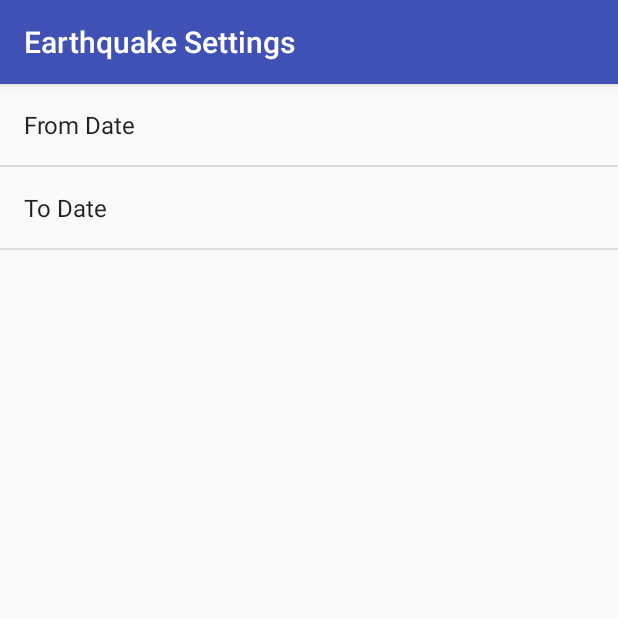
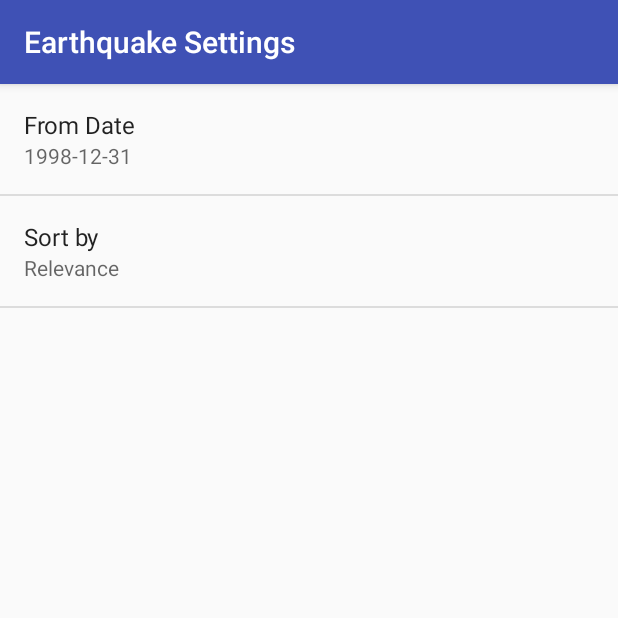
Before and after one commit to davej33/NewsApp, an Android app: the ArticleList screen opened directly, with no data from a screen before it, after a tap on "Earthquake Settings", on a phone screen of 412 x 824 dp, the top half of it. Run offline under Robolectric (Android 15) with nearby library versions, the phone set to English and light mode, and no system bars.

Commit message:
search functional with from date and sort

```diff
--- a/app/src/main/java/com/example/android/newsapp/ArticleList.java
+++ b/app/src/main/java/com/example/android/newsapp/ArticleList.java
@@ -85,21 +85,21 @@ public class ArticleList extends AppCompatActivity implements LoaderManager.Load
 
     @Override
     public Loader<List<Article>> onCreateLoader(int id, Bundle args) {
+
         SharedPreferences sharedPrefs = PreferenceManager.getDefaultSharedPreferences(this);
         String fromDate = sharedPrefs.getString(
                 getString(R.string.settings_from_date_key),
-                getString(R.string.settings_from_date_default)
-        );
-        String toDate = sharedPrefs.getString(
-                getString(R.string.settings_to_date_key),
-                getString(R.string.settings_to_date_default)
-        );
+                getString(R.string.settings_from_date_default));
+
+        String sort = sharedPrefs.getString(
+                getString(R.string.settings_sort_key),
+                getString(R.string.settings_sort_default));
+
         Uri baseURI = Uri.parse(mURL);
         Uri.Builder uriBuilder = baseURI.buildUpon();
 
-
         uriBuilder.appendQueryParameter("from-date", fromDate);
-        uriBuilder.appendQueryParameter("to-date", toDate);
+        uriBuilder.appendQueryParameter("order-by", sort);
         uriBuilder.appendQueryParameter("api-key", apiKey);
 
         Log.e(LOG_TAG, "UUUUUURRRRRRIIIIII ---- BASE : " + uriBuilder.toString());
--- a/app/src/main/java/com/example/android/newsapp/SettingsActivity.java
+++ b/app/src/main/java/com/example/android/newsapp/SettingsActivity.java
@@ -1,8 +1,12 @@
 package com.example.android.newsapp;
 
+import android.content.SharedPreferences;
+import android.os.Bundle;
+import android.preference.ListPreference;
+import android.preference.Preference;
 import android.preference.PreferenceFragment;
+import android.preference.PreferenceManager;
 import android.support.v7.app.AppCompatActivity;
-import android.os.Bundle;
 
 public class SettingsActivity extends AppCompatActivity {
 
@@ -12,11 +16,45 @@ public class SettingsActivity extends AppCompatActivity {
         setContentView(R.layout.activity_settings);
     }
 
-    public static class ArticlePreferenceFragment extends PreferenceFragment{
+    public static class ArticlePreferenceFragment extends PreferenceFragment implements
+            Preference.OnPreferenceChangeListener {
         @Override
         public void onCreate(Bundle savedInstanceState) {
             super.onCreate(savedInstanceState);
             addPreferencesFromResource(R.xml.settings_main);
+
+            Preference fromDate = findPreference(getString(R.string.settings_from_date_key));
+            bindPreferenceSummaryToValue(fromDate);
+
+            Preference sort = findPreference(getString(R.string.settings_sort_key));
+            bindPreferenceSummaryToValue(sort);
+        }
+
+        @Override
+        public boolean onPreferenceChange(Preference preference, Object newValue) {
+
+            String sValue = newValue.toString();
+            if (preference instanceof ListPreference) {
+                ListPreference listPreference = (ListPreference) preference;
+                int prefIndex = listPreference.findIndexOfValue(sValue);
+                if (prefIndex >= 0) {
+                    CharSequence[] labels = listPreference.getEntries();
+                    preference.setSummary(labels[prefIndex]);
+                }
+            } else {
+                preference.setSummary(sValue);
+            }
+            return true;
+        }
+
+        private void bindPreferenceSummaryToValue(Preference pref) {
+            pref.setOnPreferenceChangeListener(this);
+            SharedPreferences preferences = PreferenceManager.getDefaultSharedPreferences(pref.getContext());
+            String preferenceString = preferences.getString(pref.getKey(), "");
+            onPreferenceChange(pref, preferenceString);
+
         }
     }
+
+
 }
--- /dev/null
+++ b/app/src/main/res/values/arrays.xml
@@ -0,0 +1,15 @@
+<?xml version="1.0" encoding="utf-8"?>
+<resources>
+    <string-array name="settings_sort_labels">
+        <item>@string/settings_sort_relevance_label</item>
+        <item>@string/settings_sort_newest_label</item>
+        <item>@string/settings_sort_oldest_label</item>
+    </string-array>
+
+    <string-array name="settings_sort_values">
+        <item>@string/settings_sort_relevance_value</item>
+        <item>@string/settings_sort_newest_value</item>
+        <item>@string/settings_sort_oldest_value</item>
+    </string-array>
+
+</resources>
--- a/app/src/main/res/values/strings.xml
+++ b/app/src/main/res/values/strings.xml
@@ -16,7 +16,17 @@
     <string name="settings_from_date_key" translatable="false">from-date</string>
     <string name="settings_from_date_default" translatable="false">1998-12-31</string>
 
-    <string name="settings_to_date">To Date</string>
-    <string name="settings_to_date_key" translatable="false">to-date</string>
-    <string name="settings_to_date_default" translatable="false"></string>
+    <string name="settings_sort">Sort by</string>
+    <string name="settings_sort_key">orderBy</string>
+    <string name="settings_sort_default">@string/settings_sort_relevance_value</string>
+
+    <string name="settings_sort_relevance_label">Relevance</string>
+    <string name="settings_sort_relevance_value">relevance</string>
+
+    <string name="settings_sort_newest_label">Newest</string>
+    <string name="settings_sort_newest_value">newest</string>
+
+    <string name="settings_sort_oldest_label">Oldest</string>
+    <string name="settings_sort_oldest_value">oldest</string>
+
 </resources>
--- a/app/src/main/res/xml/settings_main.xml
+++ b/app/src/main/res/xml/settings_main.xml
@@ -9,11 +9,11 @@
         android:selectAllOnFocus="true"
         android:title="@string/settings_from_date"/>
 
-    <EditTextPreference
-        android:defaultValue="@string/settings_to_date_default"
-        android:key="@string/settings_to_date_key"
-        android:title="@string/settings_to_date"
-        android:inputType="date"
-        android:selectAllOnFocus="true"/>
+    <ListPreference
+        android:defaultValue="@string/settings_sort_default"
+        android:entries="@array/settings_sort_labels"
+        android:entryValues="@array/settings_sort_values"
+        android:key="@string/settings_sort_key"
+        android:title="@string/settings_sort"/>
 
 </PreferenceScreen>
```
Also changed, not shown: app/src/main/res/mipmap-hdpi/ic_action_settings_icon.png (added), app/src/main/res/mipmap-mdpi/ic_action_settings_icon.png (added), app/src/main/res/mipmap-xhdpi/ic_action_settings_icon.png (added), app/src/main/res/mipmap-xxhdpi/ic_action_settings_icon.png (added), app/src/main/res/mipmap-xxxhdpi/ic_action_settings_icon.png (added).
